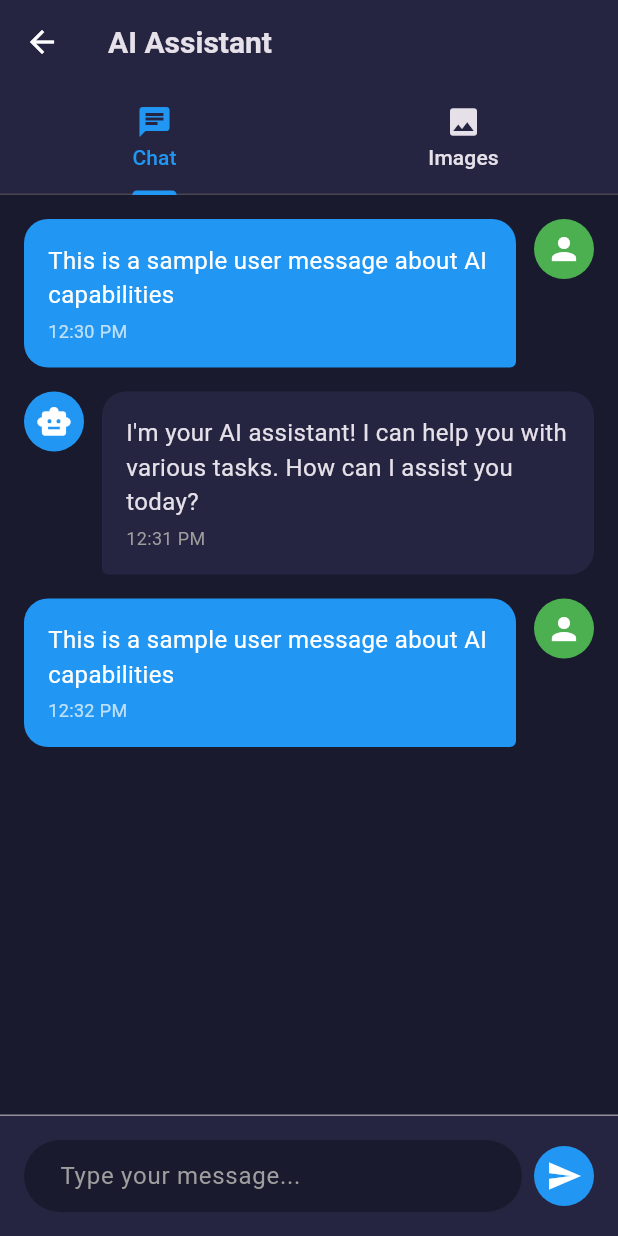
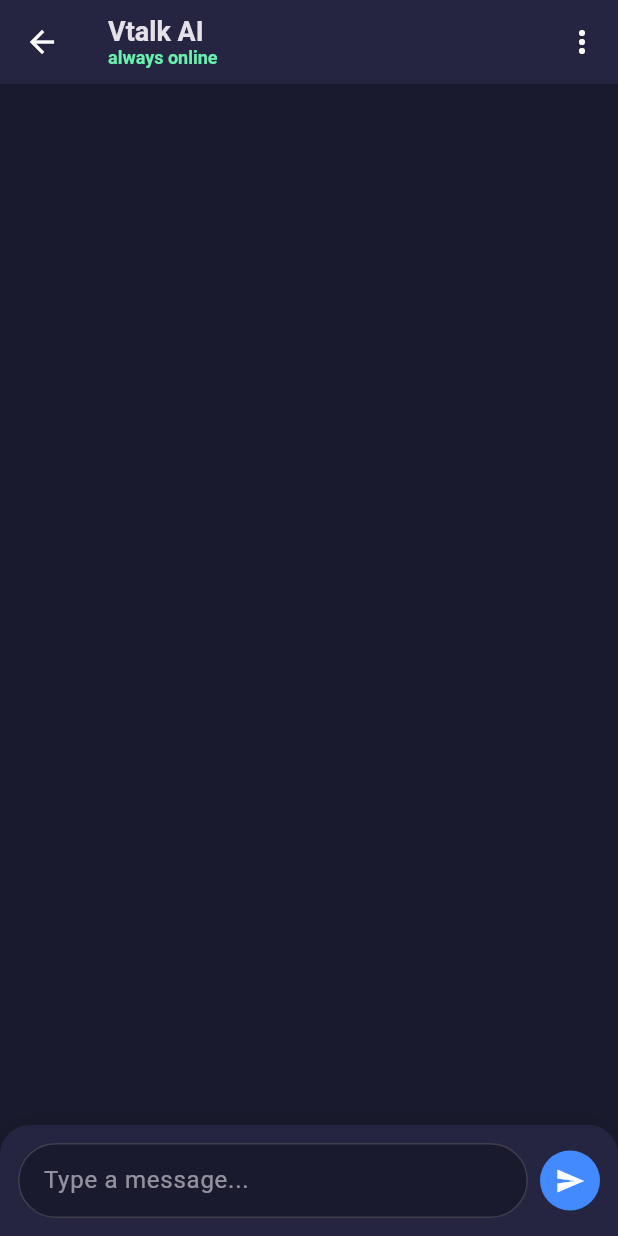
Before and after one commit to Dynaval81/V_app, a Flutter app: the AIScreen screen opened directly, on a phone screen of 412 x 824 dp. Run offline on Flutter 3.47's test engine with Material 3 defaults, Android fonts, the phone set to English and light mode, and no system bars; our stand-ins replace shared_preferences; accounts and stored records are empty.

Commit message:
Add modern AI chat interface with real-time messaging
💬 MODERN CHAT DESIGN:
- Replace tabbed AI interface with real-time chat interface
- Add gradient chat bubbles for user messages (blue accent to blue)
- Add styled chat bubbles for AI responses with borders
- Implement proper message alignment (right for user, left for AI)
- Add typing indicator 'AI is thinking...' during response generation

✨ INTERACTIVE FEATURES:
- Real-time message sending and receiving simulation
- 2-second AI response delay for realistic interaction
- Auto-scroll to latest message with smooth animation
- Message history persistence during session
- Enter key support for sending messages

🎨 UI/UX ENHANCEMENTS:
- Professional AppBar with 'Vtalk AI' title and 'always online' status
- Rounded input area with shadow effect and border styling
- Circular send button with blue accent color
- Responsive chat bubble sizing (75% max width)
- Proper theme integration for dark/light modes

🔧 TECHNICAL IMPROVEMENTS:
- Proper controller disposal (TextController, ScrollController)
- Mounted checks for async operations
- Safe scroll controller access with hasClients check
- Memory leak prevention with proper cleanup
- Error handling for edge cases

📱 CHAT FUNCTIONALITY:
- Message validation (empty message prevention)
- Automatic input clearing after sending
- Smooth scroll animations with Curves.easeOut
- Visual feedback during AI processing
- Professional messaging experience like modern chat apps

```diff
--- a/lib/screens/tabs/ai_screen.dart
+++ b/lib/screens/tabs/ai_screen.dart
@@ -1,275 +1,220 @@
 import 'package:flutter/material.dart';
+import 'dart:async';
 
 class AIScreen extends StatefulWidget {
   @override
   _AIScreenState createState() => _AIScreenState();
 }
 
-class _AIScreenState extends State<AIScreen> with SingleTickerProviderStateMixin {
-  late TabController _tabController;
+class _AIScreenState extends State<AIScreen> {
+  final TextEditingController _textController = TextEditingController();
+  final List<Map<String, dynamic>> _messages = [];
+  final ScrollController _scrollController = ScrollController();
+  bool _isTyping = false;
 
-  @override
-  void initState() {
-    super.initState();
-    _tabController = TabController(length: 2, vsync: this);
+  void _sendMessage() {
+    if (_textController.text.trim().isEmpty) return;
+
+    setState(() {
+      _messages.add({"text": _textController.text, "isMe": true});
+      _isTyping = true;
+    });
+
+    String userText = _textController.text;
+    _textController.clear();
+    _scrollToBottom();
+
+    // Имитация ответа
+    Timer(Duration(seconds: 2), () {
+      if (mounted) {
+        setState(() {
+          _isTyping = false;
+          _messages.add({
+            "text": "I received your message: '$userText'. I'm currently in preview mode. Matrix integration coming in v0.2!",
+            "isMe": false
+          });
+        });
+        _scrollToBottom();
+      }
+    });
+  }
+
+  void _scrollToBottom() {
+    Future.delayed(Duration(milliseconds: 100), () {
+      if (_scrollController.hasClients) {
+        _scrollController.animateTo(
+          _scrollController.position.maxScrollExtent,
+          duration: Duration(milliseconds: 300),
+          curve: Curves.easeOut,
+        );
+      }
+    });
   }
 
   @override
   void dispose() {
-    _tabController.dispose();
+    _textController.dispose();
+    _scrollController.dispose();
     super.dispose();
   }
 
   @override
   Widget build(BuildContext context) {
+    final isDark = Theme.of(context).brightness == Brightness.dark;
+
     return Scaffold(
       backgroundColor: Theme.of(context).scaffoldBackgroundColor,
       appBar: AppBar(
-        backgroundColor: Theme.of(context).appBarTheme.backgroundColor,
+        backgroundColor: Theme.of(context).cardColor,
         elevation: 0,
-        title: Text(
-          'AI Assistant',
-          style: TextStyle(
+        title: Column(
+          crossAxisAlignment: CrossAxisAlignment.start,
+          children: [
+            Text('Vtalk AI', style: TextStyle(
+              fontSize: 18,
+              fontWeight: FontWeight.bold,
               color: Theme.of(context).textTheme.bodyLarge?.color,
+            )),
+            Text('always online', style: TextStyle(
+              fontSize: 12,
+              color: Colors.greenAccent,
+            )),
+          ],
+        ),
+        actions: [
+          IconButton(
+            icon: Icon(
+              Icons.more_vert,
+              color: Theme.of(context).iconTheme.color
+            ),
+            onPressed: () {}
+          ),
+        ],
+      ),
+      body: Column(
+        children: [
+          Expanded(
+            child: ListView.builder(
+              controller: _scrollController,
+              padding: EdgeInsets.all(16),
+              itemCount: _messages.length,
+              itemBuilder: (context, index) {
+                final msg = _messages[index];
+                return _buildChatBubble(msg['text'], msg['isMe']);
+              },
             ),
           ),
-        bottom: TabBar(
-          controller: _tabController,
-          indicatorColor: Colors.blue,
-          labelColor: Colors.blue,
-          unselectedLabelColor: Theme.of(context).textTheme.bodyMedium?.color,
-          tabs: [
-            Tab(text: 'Chat', icon: Icon(Icons.chat)),
-            Tab(text: 'Images', icon: Icon(Icons.image)),
-          ],
+          if (_isTyping)
+            Padding(
+              padding: EdgeInsets.only(left: 20, bottom: 10),
+              child: Align(
+                alignment: Alignment.centerLeft,
+                child: Text(
+                  "AI is thinking...",
+                  style: TextStyle(
+                    color: Theme.of(context).textTheme.bodyMedium?.color?.withOpacity(0.6),
+                    fontSize: 12
+                  )
                 ),
               ),
-      body: TabBarView(
-        controller: _tabController,
-        children: [
-          _buildChatTab(),
-          _buildImagesTab(),
+            ),
+          _buildInputArea(),
         ],
       ),
     );
   }
 
-  Widget _buildChatTab() {
-    return Column(
-      children: [
-        Expanded(
-          child: ListView.builder(
-            padding: EdgeInsets.all(16),
-            itemCount: 3,
-            itemBuilder: (context, index) {
-              return _buildChatMessage(index);
-            },
+  Widget _buildChatBubble(String text, bool isMe) {
+    return Align(
+      alignment: isMe ? Alignment.centerRight : Alignment.centerLeft,
+      child: Container(
+        margin: EdgeInsets.symmetric(vertical: 5),
+        padding: EdgeInsets.symmetric(horizontal: 16, vertical: 12),
+        constraints: BoxConstraints(maxWidth: MediaQuery.of(context).size.width * 0.75),
+        decoration: BoxDecoration(
+          gradient: isMe
+            ? LinearGradient(
+                colors: [Colors.blueAccent, Colors.blue],
+                begin: Alignment.topLeft,
+                end: Alignment.bottomRight,
+              )
+            : LinearGradient(
+                colors: [
+                  Theme.of(context).cardColor,
+                  Theme.of(context).cardColor.withOpacity(0.8),
+                ],
+                begin: Alignment.topLeft,
+                end: Alignment.bottomRight,
               ),
-        ),
-        _buildMessageInput(),
-      ],
-    );
-  }
-
-  Widget _buildChatMessage(int index) {
-    final isUser = index % 2 == 0;
-    return Container(
-      margin: EdgeInsets.only(bottom: 16),
-      child: Row(
-        crossAxisAlignment: CrossAxisAlignment.start,
-        children: [
-          if (!isUser) ...[
-            CircleAvatar(
-              backgroundColor: Colors.blue,
-              child: Icon(Icons.smart_toy, color: Colors.white),
-            ),
-            SizedBox(width: 12),
-          ],
-          Expanded(
-            child: Container(
-              padding: EdgeInsets.all(16),
-              decoration: BoxDecoration(
-                color: isUser ? Colors.blue : Theme.of(context).cardColor,
           borderRadius: BorderRadius.only(
             topLeft: Radius.circular(16),
             topRight: Radius.circular(16),
-                  bottomLeft: isUser ? Radius.circular(16) : Radius.circular(4),
-                  bottomRight: isUser ? Radius.circular(4) : Radius.circular(16),
+            bottomLeft: Radius.circular(isMe ? 16 : 4),
+            bottomRight: Radius.circular(isMe ? 4 : 16),
           ),
+          border: !isMe ? Border.all(
+            color: Theme.of(context).dividerColor.withOpacity(0.3),
+            width: 1,
+          ) : null,
         ),
-              child: Column(
-                crossAxisAlignment: CrossAxisAlignment.start,
-                children: [
-                  Text(
-                    isUser
-                      ? 'This is a sample user message about AI capabilities'
-                      : 'I\'m your AI assistant! I can help you with various tasks. How can I assist you today?',
+        child: Text(
+          text,
           style: TextStyle(
-                      color: isUser ? Colors.white : Theme.of(context).textTheme.bodyLarge?.color,
-                      fontSize: 16,
+            color: isMe ? Colors.white : Theme.of(context).textTheme.bodyLarge?.color,
+            fontSize: 15
+          )
         ),
-                  ),
-                  SizedBox(height: 4),
-                  Text(
-                    '12:3${index} PM',
-                    style: TextStyle(
-                      color: isUser ? Colors.white70 : Colors.grey,
-                      fontSize: 12,
-                    ),
-                  ),
-                ],
-              ),
-            ),
-          ),
-          if (isUser) ...[
-            SizedBox(width: 12),
-            CircleAvatar(
-              backgroundColor: Colors.green,
-              child: Icon(Icons.person, color: Colors.white),
-            ),
-          ],
-        ],
       ),
     );
   }
 
-  Widget _buildMessageInput() {
+  Widget _buildInputArea() {
     return Container(
-      padding: EdgeInsets.all(16),
+      padding: EdgeInsets.all(12),
       decoration: BoxDecoration(
         color: Theme.of(context).cardColor,
-        border: Border(top: BorderSide(color: Theme.of(context).dividerColor)),
+        borderRadius: BorderRadius.vertical(top: Radius.circular(20)),
+        boxShadow: [
+          BoxShadow(
+            color: Colors.black.withOpacity(0.1),
+            blurRadius: 10,
+            offset: Offset(0, -2),
+          ),
+        ],
       ),
       child: Row(
         children: [
           Expanded(
+            child: Container(
+              padding: EdgeInsets.symmetric(horizontal: 16),
+              decoration: BoxDecoration(
+                color: Theme.of(context).scaffoldBackgroundColor,
+                borderRadius: BorderRadius.circular(25),
+                border: Border.all(
+                  color: Theme.of(context).dividerColor.withOpacity(0.3),
+                  width: 1,
+                ),
+              ),
               child: TextField(
+                controller: _textController,
                 style: TextStyle(color: Theme.of(context).textTheme.bodyLarge?.color),
                 decoration: InputDecoration(
-                hintText: 'Type your message...',
-                hintStyle: TextStyle(color: Colors.grey),
-                border: OutlineInputBorder(
-                  borderRadius: BorderRadius.circular(24),
-                  borderSide: BorderSide.none,
+                  hintText: "Type a message...",
+                  hintStyle: TextStyle(
+                    color: Theme.of(context).textTheme.bodyMedium?.color?.withOpacity(0.6)
                   ),
-                filled: true,
-                fillColor: Theme.of(context).scaffoldBackgroundColor,
-                contentPadding: EdgeInsets.symmetric(horizontal: 20, vertical: 12),
+                  border: InputBorder.none,
+                ),
+                onSubmitted: (_) => _sendMessage(),
               ),
             ),
           ),
           SizedBox(width: 8),
           CircleAvatar(
-            backgroundColor: Colors.blue,
-            child: Icon(Icons.send, color: Colors.white),
-          ),
-        ],
-      ),
-    );
-  }
-
-  Widget _buildImagesTab() {
-    return Padding(
-      padding: EdgeInsets.all(16),
-      child: Column(
-        crossAxisAlignment: CrossAxisAlignment.start,
-        children: [
-          Text(
-            'AI Image Generation',
-            style: TextStyle(
-              color: Theme.of(context).textTheme.bodyLarge?.color,
-              fontSize: 24,
-              fontWeight: FontWeight.bold,
-            ),
-          ),
-          SizedBox(height: 16),
-          Text(
-            'Create stunning images with AI',
-            style: TextStyle(
-              color: Theme.of(context).textTheme.bodyMedium?.color,
-              fontSize: 16,
-            ),
-          ),
-          SizedBox(height: 24),
-          Expanded(
-            child: GridView.builder(
-              gridDelegate: SliverGridDelegateWithFixedCrossAxisCount(
-                crossAxisCount: 2,
-                crossAxisSpacing: 16,
-                mainAxisSpacing: 16,
-              ),
-              itemCount: 4,
-              itemBuilder: (context, index) {
-                return _buildImageCard(index);
-              },
-            ),
-          ),
-        ],
-      ),
-    );
-  }
-
-  Widget _buildImageCard(int index) {
-    return Container(
-      decoration: BoxDecoration(
-        color: Theme.of(context).cardColor,
-        borderRadius: BorderRadius.circular(12),
-        border: Border.all(color: Theme.of(context).dividerColor),
-      ),
-      child: Column(
-        crossAxisAlignment: CrossAxisAlignment.start,
-        children: [
-          Expanded(
-            flex: 3,
-            child: Container(
-              decoration: BoxDecoration(
-                borderRadius: BorderRadius.vertical(top: Radius.circular(12)),
-                gradient: LinearGradient(
-                  begin: Alignment.topLeft,
-                  end: Alignment.bottomRight,
-                  colors: [
-                    Colors.purple.withOpacity(0.3),
-                    Colors.blue.withOpacity(0.3),
-                  ],
-                ),
-              ),
-              child: Center(
-                child: Icon(
-                  Icons.image,
-                  size: 48,
-                  color: Colors.grey,
-                ),
-              ),
-            ),
-          ),
-          Expanded(
-            flex: 1,
-            child: Padding(
-              padding: EdgeInsets.all(6),
-              child: Column(
-                crossAxisAlignment: CrossAxisAlignment.start,
-                mainAxisAlignment: MainAxisAlignment.center,
-                children: [
-                  Text(
-                    'Sample Image ${index + 1}',
-                    style: TextStyle(
-                      color: Theme.of(context).textTheme.bodyLarge?.color,
-                      fontWeight: FontWeight.bold,
-                      fontSize: 11,
-                    ),
-                    maxLines: 1,
-                    overflow: TextOverflow.ellipsis,
-                  ),
-                  SizedBox(height: 1),
-                  Text(
-                    'AI generated',
-                    style: TextStyle(
-                      color: Colors.grey,
-                      fontSize: 9,
-                    ),
-                  ),
-                ],
-              ),
+            backgroundColor: Colors.blueAccent,
+            child: IconButton(
+              icon: Icon(Icons.send, color: Colors.white, size: 20),
+              onPressed: _sendMessage,
             ),
           ),
         ],
```
Lines whose indentation alone changed are shown as unchanged.
